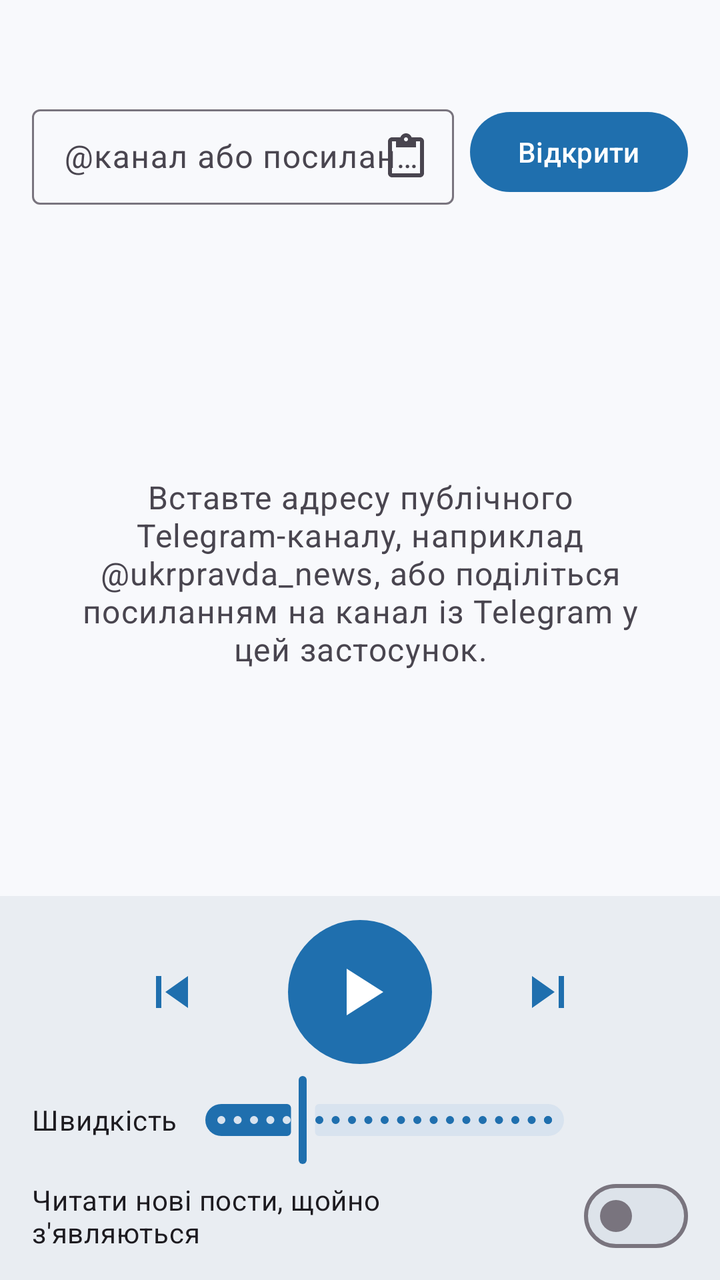
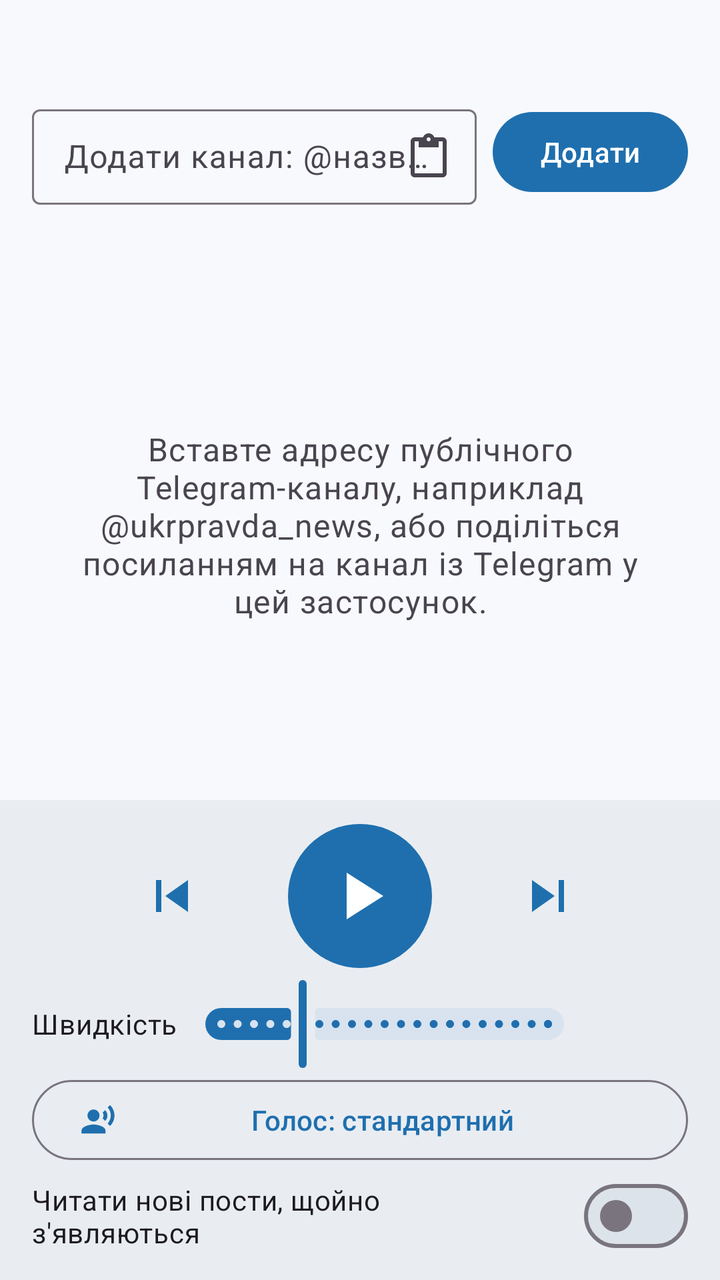

The first picture is an Android layout as it rendered before a commit; the second is the same layout after the commit. The layout source and the unified diff follow.
<!-- AndroidManifest.xml: application theme Theme.TgReader -->
<!-- res/layout/activity_main.xml -->
<?xml version="1.0" encoding="utf-8"?>
<LinearLayout xmlns:android="http://schemas.android.com/apk/res/android"
    xmlns:app="http://schemas.android.com/apk/res-auto"
    android:layout_width="match_parent"
    android:layout_height="match_parent"
    android:background="?attr/colorSurface"
    android:orientation="vertical">

    <LinearLayout
        android:layout_width="match_parent"
        android:layout_height="wrap_content"
        android:orientation="vertical"
        android:paddingHorizontal="16dp"
        android:paddingTop="12dp">

        <TextView
            android:id="@+id/title"
            android:layout_width="match_parent"
            android:layout_height="wrap_content"
            android:ellipsize="end"
            android:maxLines="1"
            android:textAppearance="?attr/textAppearanceTitleLarge" />

        <LinearLayout
            android:layout_width="match_parent"
            android:layout_height="wrap_content"
            android:layout_marginTop="8dp"
            android:gravity="center_vertical"
            android:orientation="horizontal">

            <com.google.android.material.textfield.TextInputLayout
                android:id="@+id/channelLayout"
                style="?attr/textInputOutlinedDenseStyle"
                android:layout_width="0dp"
                android:layout_height="wrap_content"
                android:layout_weight="1"
                android:hint="@string/channel_hint"
                app:endIconContentDescription="Вставити"
                app:endIconDrawable="@drawable/ic_paste"
                app:endIconMode="custom">

                <com.google.android.material.textfield.TextInputEditText
                    android:id="@+id/channelInput"
                    android:layout_width="match_parent"
                    android:layout_height="wrap_content"
                    android:imeOptions="actionGo"
                    android:inputType="textUri"
                    android:maxLines="1" />
            </com.google.android.material.textfield.TextInputLayout>

            <com.google.android.material.button.MaterialButton
                android:id="@+id/openButton"
                android:layout_width="wrap_content"
                android:layout_height="wrap_content"
                android:layout_marginStart="8dp"
                android:text="@string/open" />
        </LinearLayout>

        <TextView
            android:id="@+id/status"
            android:layout_width="match_parent"
            android:layout_height="wrap_content"
            android:layout_marginTop="6dp"
            android:textAppearance="?attr/textAppearanceBodySmall"
            android:textColor="?attr/colorOnSurfaceVariant" />

        <com.google.android.material.card.MaterialCardView
            android:id="@+id/updateBanner"
            style="?attr/materialCardViewFilledStyle"
            android:layout_width="match_parent"
            android:layout_height="wrap_content"
            android:layout_marginTop="8dp"
            android:visibility="gone"
            app:cardBackgroundColor="?attr/colorPrimaryContainer">

            <LinearLayout
                android:layout_width="match_parent"
                android:layout_height="wrap_content"
                android:gravity="center_vertical"
                android:orientation="horizontal"
                android:paddingVertical="4dp"
                android:paddingStart="12dp"
                android:paddingEnd="4dp">

                <TextView
                    android:id="@+id/updateText"
                    android:layout_width="0dp"
                    android:layout_height="wrap_content"
                    android:layout_weight="1"
                    android:textAppearance="?attr/textAppearanceBodyMedium"
                    android:textColor="?attr/colorOnPrimaryContainer" />

                <com.google.android.material.button.MaterialButton
                    android:id="@+id/updateButton"
                    style="?attr/materialButtonStyle"
                    android:layout_width="wrap_content"
                    android:layout_height="wrap_content"
                    android:layout_marginStart="8dp"
                    android:text="@string/update_button" />
            </LinearLayout>
        </com.google.android.material.card.MaterialCardView>

        <com.google.android.material.progressindicator.LinearProgressIndicator
            android:id="@+id/progress"
            android:layout_width="match_parent"
            android:layout_height="wrap_content"
            android:layout_marginTop="6dp"
            android:indeterminate="true"
            android:visibility="gone" />
    </LinearLayout>

    <FrameLayout
        android:layout_width="match_parent"
        android:layout_height="0dp"
        android:layout_weight="1">

        <androidx.recyclerview.widget.RecyclerView
            android:id="@+id/posts"
            android:layout_width="match_parent"
            android:layout_height="match_parent"
            android:clipToPadding="false"
            android:paddingHorizontal="12dp"
            android:paddingVertical="8dp" />

        <TextView
            android:id="@+id/emptyHint"
            android:layout_width="match_parent"
            android:layout_height="wrap_content"
            android:layout_gravity="center"
            android:gravity="center"
            android:padding="32dp"
            android:text="@string/empty_hint"
            android:textAppearance="?attr/textAppearanceBodyLarge"
            android:textColor="?attr/colorOnSurfaceVariant" />
    </FrameLayout>

    <com.google.android.material.card.MaterialCardView
        style="?attr/materialCardViewFilledStyle"
        android:layout_width="match_parent"
        android:layout_height="wrap_content"
        app:cardCornerRadius="0dp"
        app:cardBackgroundColor="?attr/colorSurfaceContainer">

        <LinearLayout
            android:layout_width="match_parent"
            android:layout_height="wrap_content"
            android:orientation="vertical"
            android:paddingHorizontal="16dp"
            android:paddingVertical="8dp">

            <LinearLayout
                android:layout_width="match_parent"
                android:layout_height="wrap_content"
                android:gravity="center"
                android:orientation="horizontal">

                <com.google.android.material.button.MaterialButton
                    android:id="@+id/prevButton"
                    style="?attr/materialIconButtonStyle"
                    android:layout_width="wrap_content"
                    android:layout_height="wrap_content"
                    android:contentDescription="Попередній"
                    app:icon="@drawable/ic_prev"
                    app:iconSize="32dp" />

                <com.google.android.material.button.MaterialButton
                    android:id="@+id/playButton"
                    style="?attr/materialIconButtonFilledStyle"
                    android:layout_width="wrap_content"
                    android:layout_height="wrap_content"
                    android:layout_marginHorizontal="24dp"
                    android:contentDescription="Слухати"
                    android:padding="16dp"
                    app:icon="@drawable/ic_play"
                    app:iconSize="40dp" />

                <com.google.android.material.button.MaterialButton
                    android:id="@+id/nextButton"
                    style="?attr/materialIconButtonStyle"
                    android:layout_width="wrap_content"
                    android:layout_height="wrap_content"
                    android:contentDescription="Наступний"
                    app:icon="@drawable/ic_next"
                    app:iconSize="32dp" />
            </LinearLayout>

            <LinearLayout
                android:layout_width="match_parent"
                android:layout_height="wrap_content"
                android:gravity="center_vertical"
                android:orientation="horizontal">

                <TextView
                    android:layout_width="wrap_content"
                    android:layout_height="wrap_content"
                    android:text="@string/speed"
                    android:textAppearance="?attr/textAppearanceBodyMedium" />

                <com.google.android.material.slider.Slider
                    android:id="@+id/rateSlider"
                    android:layout_width="0dp"
                    android:layout_height="wrap_content"
                    android:layout_weight="1"
                    android:contentDescription="@string/speed"
                    android:stepSize="0.1"
                    android:value="1.0"
                    android:valueFrom="0.5"
                    android:valueTo="2.5"
                    app:labelBehavior="gone" />

                <TextView
                    android:id="@+id/rateLabel"
                    android:layout_width="48dp"
                    android:layout_height="wrap_content"
                    android:textAppearance="?attr/textAppearanceBodyMedium" />
            </LinearLayout>

            <com.google.android.material.materialswitch.MaterialSwitch
                android:id="@+id/followSwitch"
                android:layout_width="match_parent"
                android:layout_height="wrap_content"
                android:text="@string/follow" />
        </LinearLayout>
    </com.google.android.material.card.MaterialCardView>
</LinearLayout>
<!-- resources referenced by this layout -->
<resources>
  <!-- drawable ic_next (drawable) -->
  <vector xmlns:android="http://schemas.android.com/apk/res/android"
      android:width="24dp" android:height="24dp" android:viewportWidth="24" android:viewportHeight="24"
      android:tint="?attr/colorControlNormal">
      <path android:fillColor="@android:color/white" android:pathData="M6,18l8.5,-6L6,6v12zM16,6v12h2V6h-2z"/>
  </vector>
  <!-- drawable ic_paste (drawable) -->
  <vector xmlns:android="http://schemas.android.com/apk/res/android"
      android:width="24dp" android:height="24dp" android:viewportWidth="24" android:viewportHeight="24"
      android:tint="?attr/colorControlNormal">
      <path android:fillColor="@android:color/white" android:pathData="M19,2h-4.18C14.4,0.84 13.3,0 12,0S9.6,0.84 9.18,2H5c-1.1,0 -2,0.9 -2,2v16c0,1.1 0.9,2 2,2h14c1.1,0 2,-0.9 2,-2V4c0,-1.1 -0.9,-2 -2,-2zM12,2c0.55,0 1,0.45 1,1s-0.45,1 -1,1 -1,-0.45 -1,-1 0.45,-1 1,-1zM19,20H5V4h2v3h10V4h2v16z"/>
  </vector>
  <!-- drawable ic_play (drawable) -->
  <vector xmlns:android="http://schemas.android.com/apk/res/android"
      android:width="24dp" android:height="24dp" android:viewportWidth="24" android:viewportHeight="24"
      android:tint="?attr/colorControlNormal">
      <path android:fillColor="@android:color/white" android:pathData="M8,5v14l11,-7z"/>
  </vector>
  <!-- drawable ic_prev (drawable) -->
  <vector xmlns:android="http://schemas.android.com/apk/res/android"
      android:width="24dp" android:height="24dp" android:viewportWidth="24" android:viewportHeight="24"
      android:tint="?attr/colorControlNormal">
      <path android:fillColor="@android:color/white" android:pathData="M6,6h2v12H6zM9.5,12l8.5,6V6z"/>
  </vector>
  <string name="channel_hint">@канал або посилання t.me</string>
  <string name="empty_hint">Вставте адресу публічного Telegram-каналу, наприклад @ukrpravda_news, або поділіться посиланням на канал із Telegram у цей застосунок.</string>
  <string name="follow">Читати нові пости, щойно з\'являються</string>
  <string name="open">Відкрити</string>
  <string name="speed">Швидкість</string>
  <string name="update_button">Оновити</string>
  <style name="Theme.TgReader" parent="Theme.Material3.DayNight.NoActionBar">
          <item name="colorPrimary">#1F6FAE</item>
          <item name="colorOnPrimary">#FFFFFF</item>
          <item name="colorPrimaryContainer">#D6E8FA</item>
          <item name="colorOnPrimaryContainer">#001D33</item>
          <item name="colorSecondaryContainer">#D8E3EF</item>
          <item name="colorOnSecondaryContainer">#111C28</item>
          <item name="colorSurface">#F8F9FC</item>
          <item name="colorSurfaceContainerLow">#EFF2F6</item>
          <item name="colorSurfaceContainer">#E9EDF2</item>
          <item name="colorSurfaceContainerHigh">#E3E8EE</item>
          <item name="colorSurfaceContainerHighest">#DDE3EA</item>
          <item name="colorSurfaceVariant">#DEE3EB</item>
          <item name="android:statusBarColor">@android:color/transparent</item>
          <item name="android:windowLightStatusBar">true</item>
      </style>
</resources>

<!-- the commit's change to res/layout/activity_main.xml (unified diff, before → after) -->
@@ -56,6 +56,23 @@
                 android:text="@string/open" />
         </LinearLayout>
 
+        <HorizontalScrollView
+            android:id="@+id/channelsScroll"
+            android:layout_width="match_parent"
+            android:layout_height="wrap_content"
+            android:layout_marginTop="4dp"
+            android:scrollbars="none"
+            android:visibility="gone">
+
+            <com.google.android.material.chip.ChipGroup
+                android:id="@+id/channelChips"
+                android:layout_width="wrap_content"
+                android:layout_height="wrap_content"
+                app:selectionRequired="true"
+                app:singleLine="true"
+                app:singleSelection="true" />
+        </HorizontalScrollView>
+
         <TextView
             android:id="@+id/status"
             android:layout_width="match_parent"
@@ -215,6 +232,16 @@
                     android:textAppearance="?attr/textAppearanceBodyMedium" />
             </LinearLayout>
 
+            <com.google.android.material.button.MaterialButton
+                android:id="@+id/voiceButton"
+                style="?attr/materialButtonOutlinedStyle"
+                android:layout_width="match_parent"
+                android:layout_height="wrap_content"
+                android:ellipsize="end"
+                android:maxLines="1"
+                android:text="@string/voice_default"
+                app:icon="@drawable/ic_voice" />
+
             <com.google.android.material.materialswitch.MaterialSwitch
                 android:id="@+id/followSwitch"
                 android:layout_width="match_parent"
<!-- resource entries referenced after the edit -->
@@ -24,12 +24,19 @@
       android:tint="?attr/colorControlNormal">
       <path android:fillColor="@android:color/white" android:pathData="M6,6h2v12H6zM9.5,12l8.5,6V6z"/>
   </vector>
-  <string name="channel_hint">@канал або посилання t.me</string>
+  <!-- drawable ic_voice (drawable) -->
+  <vector xmlns:android="http://schemas.android.com/apk/res/android"
+      android:width="24dp" android:height="24dp" android:viewportWidth="24" android:viewportHeight="24"
+      android:tint="?attr/colorControlNormal">
+      <path android:fillColor="@android:color/white" android:pathData="M9,13c2.21,0 4,-1.79 4,-4s-1.79,-4 -4,-4 -4,1.79 -4,4 1.79,4 4,4zM9,15c-2.67,0 -8,1.34 -8,4v2h16v-2c0,-2.66 -5.33,-4 -8,-4zM16.76,5.36l-1.68,1.69c0.84,1.18 0.84,2.71 0,3.89l1.68,1.69c2.02,-2.02 2.02,-5.07 0,-7.27zM20.07,2l-1.63,1.63c2.77,3.02 2.77,7.56 0,10.74L20.07,16c3.9,-3.89 3.91,-9.95 0,-14z"/>
+  </vector>
+  <string name="channel_hint">Додати канал: @назва або t.me/…</string>
   <string name="empty_hint">Вставте адресу публічного Telegram-каналу, наприклад @ukrpravda_news, або поділіться посиланням на канал із Telegram у цей застосунок.</string>
   <string name="follow">Читати нові пости, щойно з\'являються</string>
-  <string name="open">Відкрити</string>
+  <string name="open">Додати</string>
   <string name="speed">Швидкість</string>
   <string name="update_button">Оновити</string>
+  <string name="voice_default">Голос: стандартний</string>
   <style name="Theme.TgReader" parent="Theme.Material3.DayNight.NoActionBar">
           <item name="colorPrimary">#1F6FAE</item>
           <item name="colorOnPrimary">#FFFFFF</item>
